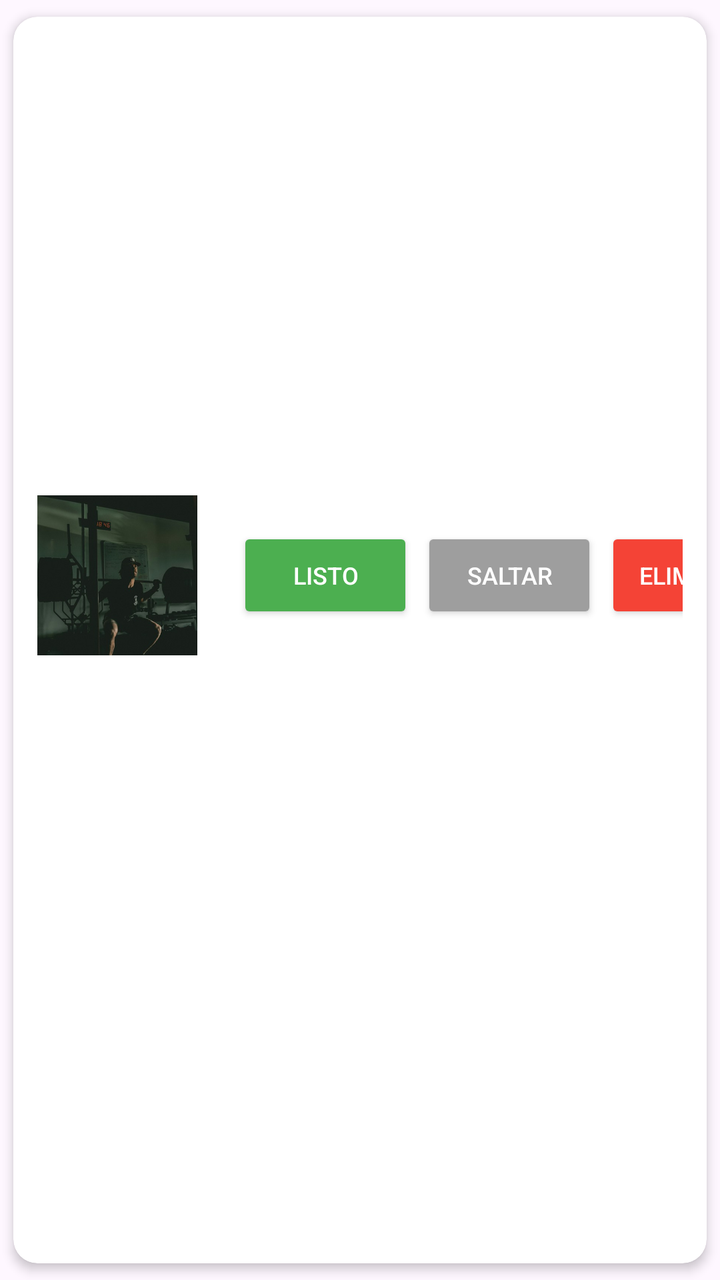
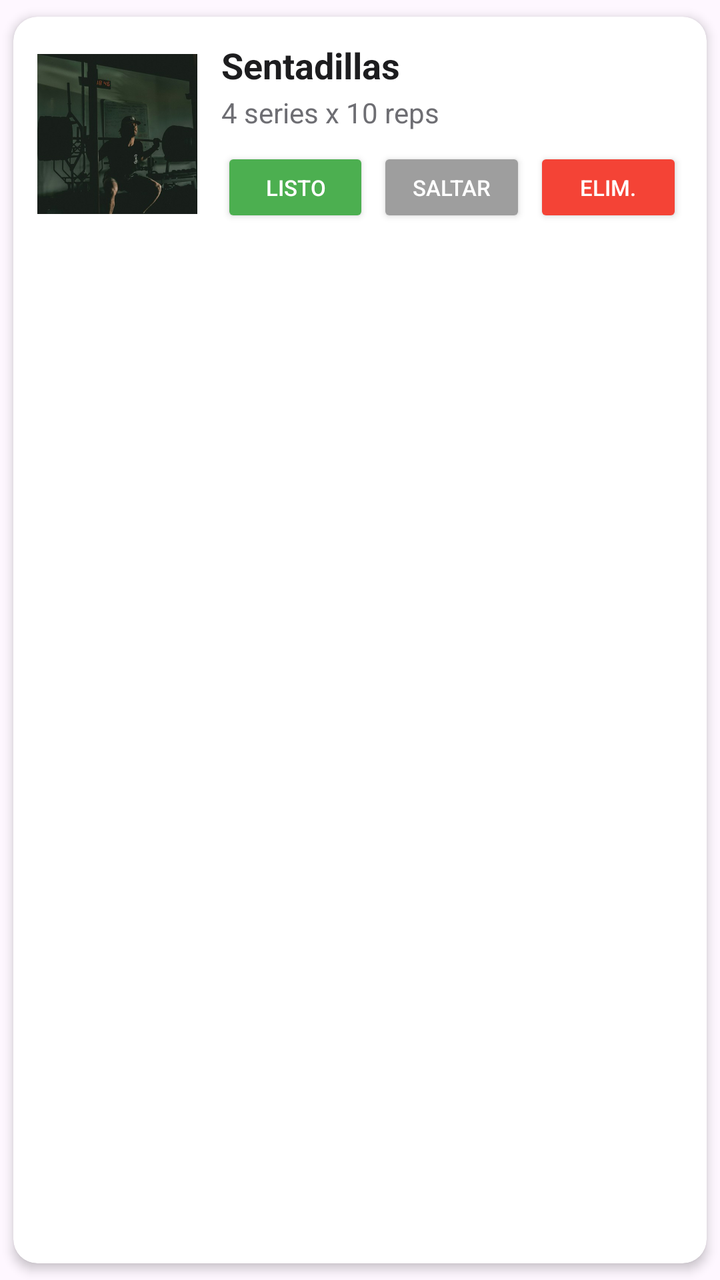

Two renders of the same Android screen: before a commit and after it. Below are the layout's source before the change and the commit's diff.
<!-- AndroidManifest.xml: application theme Theme.Parcial1DiazSolis -->
<!-- res/layout/item_ejercicio.xml -->
<?xml version="1.0" encoding="utf-8"?>
<androidx.cardview.widget.CardView
    xmlns:android="http://schemas.android.com/apk/res/android"
    xmlns:app="http://schemas.android.com/apk/res-auto"
    android:layout_width="match_parent"
    android:layout_height="wrap_content"
    android:layout_marginBottom="12dp"
    app:cardCornerRadius="12dp"
    app:cardElevation="3dp"
    app:cardUseCompatPadding="true">

    <LinearLayout
        android:layout_width="match_parent"
        android:layout_height="wrap_content"
        android:orientation="horizontal"
        android:padding="12dp"
        android:gravity="center_vertical">

        <ImageView
            android:id="@+id/imgEjercicio"
            android:layout_width="80dp"
            android:layout_height="80dp"
            android:scaleType="centerCrop"
            android:contentDescription="@string/desc_ejercicio"
            android:src="@drawable/img_sentadilla" />

        <LinearLayout
            android:layout_width="0dp"
            android:layout_height="wrap_content"
            android:layout_weight="1"
            android:orientation="vertical"
            android:layout_marginStart="12dp"
            android:layout_marginEnd="8dp">

            <TextView
                android:id="@+id/tvNombreEjercicio"
                android:layout_width="wrap_content"
                android:layout_height="wrap_content"
                android:text="@string/placeholder_ejercicio"
                android:textSize="18sp"
                android:textStyle="bold"
                android:textColor="#1D1D1F" />

            <TextView
                android:id="@+id/tvDetalleEjercicio"
                android:layout_width="wrap_content"
                android:layout_height="wrap_content"
                android:text="@string/detalle_ejercicio"
                android:textSize="14sp"
                android:textColor="#6E6E73"
                android:layout_marginTop="4dp" />

        </LinearLayout>

        <Button
            android:id="@+id/btnListo"
            android:layout_width="wrap_content"
            android:layout_height="wrap_content"
            android:text="Listo"
            android:textSize="12sp"
            android:backgroundTint="#4CAF50"
            android:textColor="@android:color/white"
            android:layout_marginEnd="4dp" />

        <Button
            android:id="@+id/btnSaltar"
            android:layout_width="wrap_content"
            android:layout_height="wrap_content"
            android:text="Saltar"
            android:textSize="12sp"
            android:backgroundTint="#9E9E9E"
            android:textColor="@android:color/white"
            android:layout_marginEnd="4dp" />

        <Button
            android:id="@+id/btnEliminar"
            android:layout_width="wrap_content"
            android:layout_height="wrap_content"
            android:text="@string/btn_eliminar"
            android:textSize="12sp"
            android:backgroundTint="#F44336"
            android:textColor="@android:color/white" />
    </LinearLayout>

</androidx.cardview.widget.CardView>
<!-- resources referenced by this layout -->
<resources>
  <!-- drawable img_sentadilla: jpg bitmap (drawable, 35421 bytes) -->
  <string name="btn_eliminar">Eliminar</string>
  <string name="desc_ejercicio">Imagen del ejercicio</string>
  <string name="detalle_ejercicio">4 series x 10 reps</string>
  <string name="placeholder_ejercicio">Sentadillas</string>
  <style name="Theme.Parcial1DiazSolis" parent="Base.Theme.Parcial1DiazSolis" />
  <style name="Base.Theme.Parcial1DiazSolis" parent="Theme.Material3.DayNight.NoActionBar">
          
          
      </style>
</resources>

<!-- the commit's change to res/layout/item_ejercicio.xml (unified diff, before → after) -->
@@ -16,6 +16,7 @@
         android:padding="12dp"
         android:gravity="center_vertical">
 
+        
         <ImageView
             android:id="@+id/imgEjercicio"
             android:layout_width="80dp"
@@ -24,14 +25,15 @@
             android:contentDescription="@string/desc_ejercicio"
             android:src="@drawable/img_sentadilla" />
 
+        
         <LinearLayout
             android:layout_width="0dp"
             android:layout_height="wrap_content"
             android:layout_weight="1"
             android:orientation="vertical"
-            android:layout_marginStart="12dp"
-            android:layout_marginEnd="8dp">
+            android:layout_marginStart="12dp">
 
+            
             <TextView
                 android:id="@+id/tvNombreEjercicio"
                 android:layout_width="wrap_content"
@@ -48,38 +50,51 @@
                 android:text="@string/detalle_ejercicio"
                 android:textSize="14sp"
                 android:textColor="#6E6E73"
-                android:layout_marginTop="4dp" />
+                android:layout_marginTop="2dp" />
+
+            
+            <LinearLayout
+                android:layout_width="match_parent"
+                android:layout_height="wrap_content"
+                android:orientation="horizontal"
+                android:layout_marginTop="8dp">
+
+                <Button
+                    android:id="@+id/btnListo"
+                    android:layout_width="0dp"
+                    android:layout_height="40dp"
+                    android:layout_weight="1"
+                    android:text="Listo"
+                    android:textSize="11sp"
+                    android:backgroundTint="#4CAF50"
+                    android:textColor="@android:color/white"
+                    android:layout_marginEnd="4dp"
+                    android:padding="0dp" />
+
+                <Button
+                    android:id="@+id/btnSaltar"
+                    android:layout_width="0dp"
+                    android:layout_height="40dp"
+                    android:layout_weight="1"
+                    android:text="Saltar"
+                    android:textSize="11sp"
+                    android:backgroundTint="#9E9E9E"
+                    android:textColor="@android:color/white"
+                    android:layout_marginEnd="4dp"
+                    android:padding="0dp" />
+
+                <Button
+                    android:id="@+id/btnEliminar"
+                    android:layout_width="0dp"
+                    android:layout_height="40dp"
+                    android:layout_weight="1"
+                    android:text="Elim."
+                    android:textSize="11sp"
+                    android:backgroundTint="#F44336"
+                    android:textColor="@android:color/white"
+                    android:padding="0dp" />
+            </LinearLayout>
 
         </LinearLayout>
-
-        <Button
-            android:id="@+id/btnListo"
-            android:layout_width="wrap_content"
-            android:layout_height="wrap_content"
-            android:text="Listo"
-            android:textSize="12sp"
-            android:backgroundTint="#4CAF50"
-            android:textColor="@android:color/white"
-            android:layout_marginEnd="4dp" />
-
-        <Button
-            android:id="@+id/btnSaltar"
-            android:layout_width="wrap_content"
-            android:layout_height="wrap_content"
-            android:text="Saltar"
-            android:textSize="12sp"
-            android:backgroundTint="#9E9E9E"
-            android:textColor="@android:color/white"
-            android:layout_marginEnd="4dp" />
-
-        <Button
-            android:id="@+id/btnEliminar"
-            android:layout_width="wrap_content"
-            android:layout_height="wrap_content"
-            android:text="@string/btn_eliminar"
-            android:textSize="12sp"
-            android:backgroundTint="#F44336"
-            android:textColor="@android:color/white" />
     </LinearLayout>
-
 </androidx.cardview.widget.CardView>
<!-- resource entries referenced after the edit -->
@@ -1,7 +1,6 @@
 <!-- resources referenced by this layout -->
 <resources>
   <!-- drawable img_sentadilla: jpg bitmap (drawable, 35421 bytes) -->
-  <string name="btn_eliminar">Eliminar</string>
   <string name="desc_ejercicio">Imagen del ejercicio</string>
   <string name="detalle_ejercicio">4 series x 10 reps</string>
   <string name="placeholder_ejercicio">Sentadillas</string>
